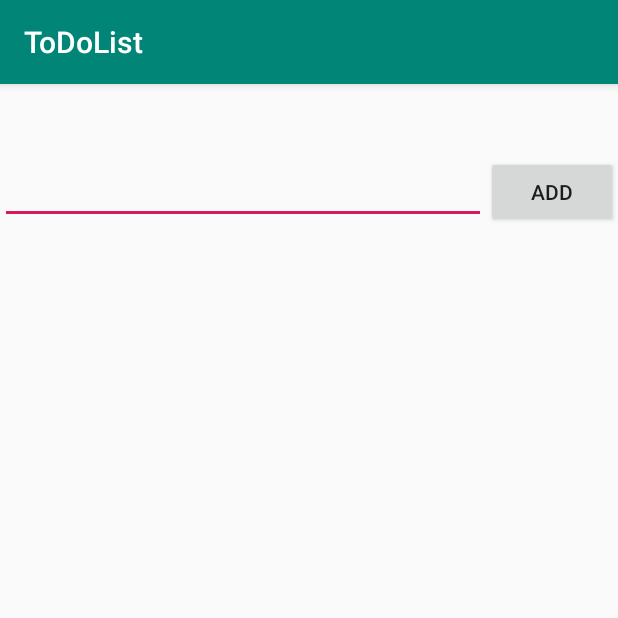
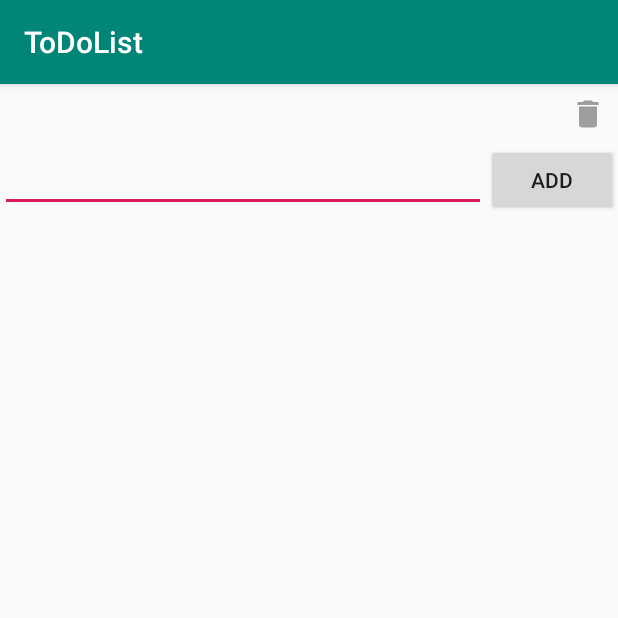
Before and after one commit to EhsanTgv/ToDoList, an Android app: the screen it shows after launch (MainActivity), after a tap on "ADD", on a phone screen of 412 x 824 dp, the top half of it. Run offline under Robolectric (Android 15) with nearby library versions, the phone set to English and light mode, and no system bars; our stand-ins replace Firebase (no records; nobody signed in at launch, a user with empty details on screens opened directly); libraries missing offline, so code that uses them is left out: com.firebase.ui; 1 statement that could not run was skipped.

Commit message:
Delete Items on Firestore Database

```diff
--- a/app/src/main/java/com/taghavi/todolist/MainActivity.kt
+++ b/app/src/main/java/com/taghavi/todolist/MainActivity.kt
@@ -31,7 +31,7 @@ class MainActivity : AppCompatActivity() {
         AuthUI.IdpConfig.EmailBuilder().build()
     )
 
-    private lateinit var todoAdapter: ArrayAdapter<String>
+    private lateinit var todoAdapter: TodoAdapter
 
     private val todoItems: ArrayList<String> = ArrayList()
 
@@ -104,7 +104,7 @@ class MainActivity : AppCompatActivity() {
     }
 
     private fun initList() {
-        todoAdapter = ArrayAdapter(this, android.R.layout.simple_list_item_1, todoItems)
+        todoAdapter = TodoAdapter(this, R.layout.item_todo, todoItems)
         listTodo.adapter = todoAdapter
     }
 
--- /dev/null
+++ b/app/src/main/java/com/taghavi/todolist/TodoAdapter.java
@@ -0,0 +1,64 @@
+package com.taghavi.todolist;
+
+import android.content.Context;
+import android.view.LayoutInflater;
+import android.view.View;
+import android.view.ViewGroup;
+import android.widget.ArrayAdapter;
+import android.widget.TextView;
+import android.widget.Toast;
+
+import androidx.annotation.NonNull;
+import androidx.annotation.Nullable;
+
+import com.google.firebase.auth.FirebaseAuth;
+import com.google.firebase.firestore.FirebaseFirestore;
+
+import java.util.HashMap;
+import java.util.List;
+import java.util.Map;
+
+import javax.annotation.Nonnull;
+
+public class TodoAdapter extends ArrayAdapter<String> {
+    private Context context;
+    private int resource;
+    private List<String> objects;
+
+    public TodoAdapter(@Nonnull Context context, int resource, @Nonnull List<String> objects) {
+        super(context, resource, objects);
+        this.context = context;
+        this.resource = resource;
+        this.objects = objects;
+    }
+
+    @NonNull
+    @Override
+    public View getView(final int position, @Nullable View convertView, @NonNull ViewGroup parent) {
+        if (convertView == null) {
+            convertView = LayoutInflater.from(getContext()).inflate(resource, parent, false);
+        }
+        ((TextView) convertView.findViewById(R.id.itemTextView)).setText(this.objects.get(position));
+
+        convertView.findViewById(R.id.itemDeleteButton).setOnClickListener(new View.OnClickListener() {
+            @Override
+            public void onClick(View v) {
+                objects.remove(position);
+                notifyDataSetChanged();
+
+                FirebaseFirestore db = FirebaseFirestore.getInstance();
+                String userId = FirebaseAuth.getInstance().getUid();
+
+                if (userId!=null) {
+                    Map<String, Object> userMap = new HashMap<>();
+                    userMap.put("todoList", objects);
+                    db.collection("users").document(userId).set(userMap);
+                }else {
+                    Toast.makeText(context, "There is something wrong", Toast.LENGTH_SHORT).show();
+                }
+            }
+        });
+
+        return convertView;
+    }
+}
--- /dev/null
+++ b/app/src/main/res/drawable/ic_delete_gray_24dp.xml
@@ -0,0 +1,9 @@
+<vector xmlns:android="http://schemas.android.com/apk/res/android"
+        android:width="32dp"
+        android:height="32dp"
+        android:viewportWidth="24.0"
+        android:viewportHeight="24.0">
+    <path
+        android:fillColor="#FF9E9E9E"
+        android:pathData="M6,19c0,1.1 0.9,2 2,2h8c1.1,0 2,-0.9 2,-2V7H6v12zM19,4h-3.5l-1,-1h-5l-1,1H5v2h14V4z"/>
+</vector>
--- /dev/null
+++ b/app/src/main/res/layout/item_todo.xml
@@ -0,0 +1,18 @@
+<?xml version="1.0" encoding="utf-8"?>
+<FrameLayout xmlns:android="http://schemas.android.com/apk/res/android"
+    android:layout_width="match_parent"
+    android:layout_height="match_parent"
+    android:padding="8dp">
+
+    <TextView
+        android:id="@+id/itemTextView"
+        android:layout_width="wrap_content"
+        android:layout_height="wrap_content" />
+
+    <ImageView
+        android:id="@+id/itemDeleteButton"
+        android:layout_width="24dp"
+        android:layout_height="24dp"
+        android:layout_gravity="end"
+        android:src="@drawable/ic_delete_gray_24dp" />
+</FrameLayout>
```
